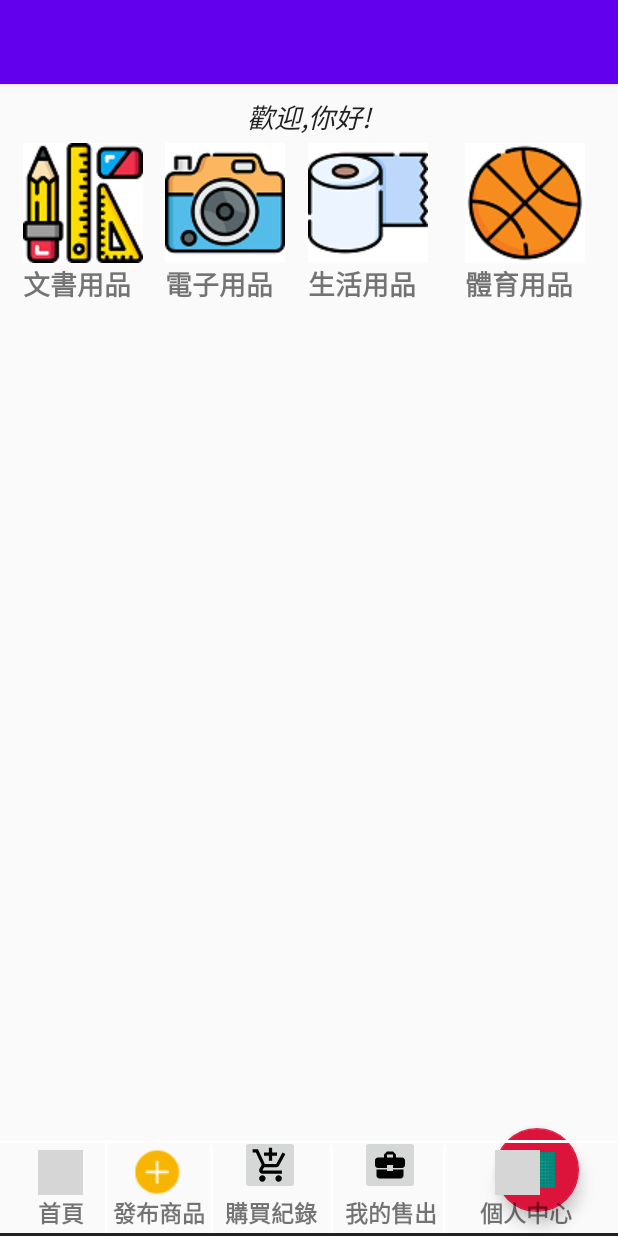
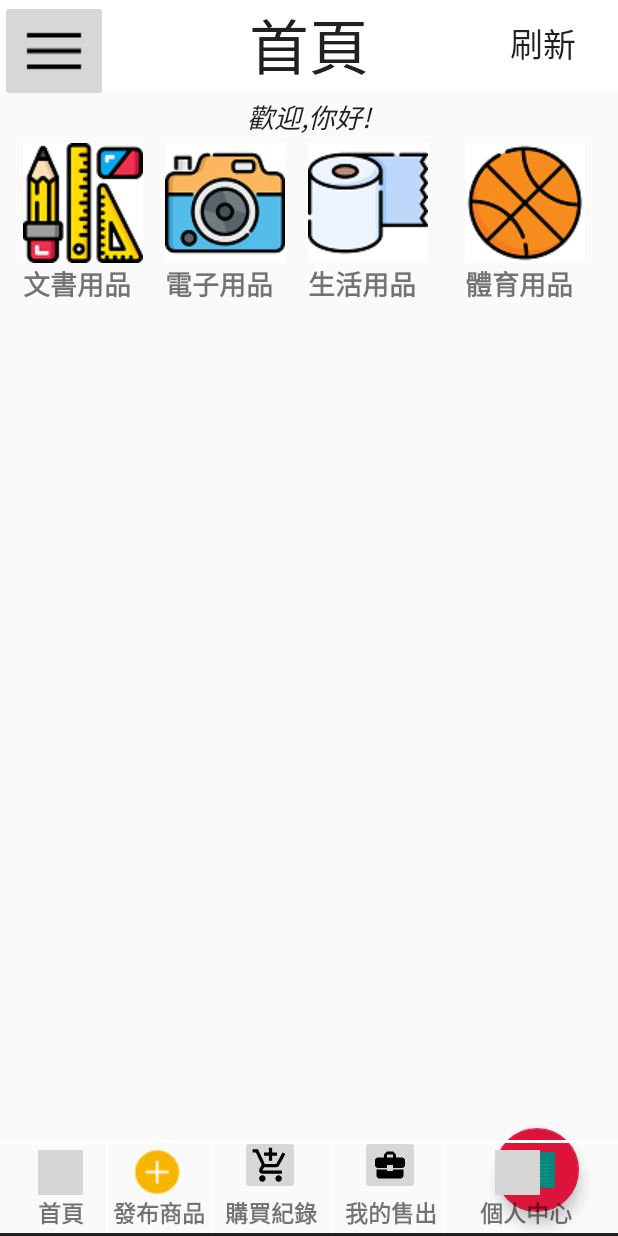
Before and after one commit to ClarenceLiu5461/CollegeIdleAppmMaster, an Android app: the screen it shows after launch (MainActivity), after a tap on "登入", on a phone screen of 412 x 824 dp. Run offline under Robolectric (Android 15) with nearby library versions, the phone set to English and light mode, and no system bars; our stand-ins replace navigation-ui; grey boxes are pictures that could not be loaded.

Commit message:
main imagebutton

```diff
--- a/app/src/main/res/layout/activity_main.xml
+++ b/app/src/main/res/layout/activity_main.xml
@@ -1,23 +1,15 @@
 <?xml version="1.0" encoding="utf-8"?>
 
 
+
 <RelativeLayout xmlns:android="http://schemas.android.com/apk/res/android"
+    xmlns:app="http://schemas.android.com/apk/res-auto"
     xmlns:tools="http://schemas.android.com/tools"
     android:layout_width="match_parent"
-    android:layout_height="match_parent"
-    xmlns:app="http://schemas.android.com/apk/res-auto">
-    <android.support.v7.widget.Toolbar
-        android:id="@+id/toolbar"
-        android:layout_width="match_parent"
-        android:layout_height="?attr/actionBarSize"
-        android:background="?attr/colorPrimary"
-        android:theme="@style/ThemeOverlay.AppCompat.Dark.ActionBar"
-        android:elevation="4dp"/>
+    android:layout_height="match_parent">
 
 
-
-    <android.support.v4.widget.DrawerLayout xmlns:android="http://schemas.android.com/apk/res/android"
-        xmlns:app="http://schemas.android.com/apk/res-auto"
+    <android.support.v4.widget.DrawerLayout
         android:id="@+id/drawerLayout"
         android:layout_width="match_parent"
         android:layout_height="match_parent">
@@ -50,6 +42,8 @@
                 app:elevation="6dp"
                 app:pressedTranslationZ="12dp" />
 
+
+
         </android.support.design.widget.CoordinatorLayout>
 
         <!-- 選單 -->
@@ -75,6 +69,11 @@
         android:gravity="center_horizontal"
         android:layout_marginBottom="4dp"
         android:background="@color/colorWhite"/>
+    <ImageButton
+        android:id="@+id/imageButton2"
+        android:layout_width="wrap_content"
+        android:layout_height="wrap_content"
+        app:srcCompat="@drawable/menu_48px" />
     <TextView
         android:id="@+id/tv_refresh"
         android:layout_width="wrap_content"
```
